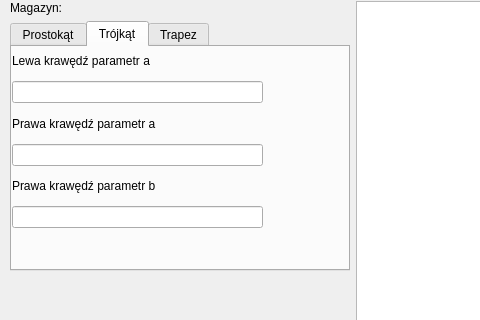
Above: mainwindow.ui from hfedor/ALHE before the change; both pictures show x 0 to 480 and y 0 to 320 of the 1276 by 695 pixel window. Below: the same form after it.
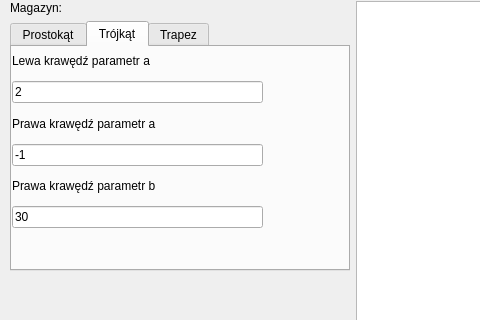
That is the form after the change. The open tabs and pages were chosen to show the change.

```diff
--- a/mainwindow.ui
+++ b/mainwindow.ui
@@ -147,7 +147,11 @@
              </widget>
             </item>
             <item>
-             <widget class="QLineEdit" name="triangleWarehouseLeftLegAForm"/>
+             <widget class="QLineEdit" name="triangleWarehouseLeftLegAForm">
+              <property name="text">
+               <string>2</string>
+              </property>
+             </widget>
             </item>
             <item>
              <widget class="QLabel" name="label_13">
@@ -157,7 +161,11 @@
              </widget>
             </item>
             <item>
-             <widget class="QLineEdit" name="triangleWarehouseRightLegAForm"/>
+             <widget class="QLineEdit" name="triangleWarehouseRightLegAForm">
+              <property name="text">
+               <string>-1</string>
+              </property>
+             </widget>
             </item>
             <item>
              <widget class="QLabel" name="label_9">
@@ -167,7 +175,11 @@
              </widget>
             </item>
             <item>
-             <widget class="QLineEdit" name="triangleWarehouseRightLegBForm"/>
+             <widget class="QLineEdit" name="triangleWarehouseRightLegBForm">
+              <property name="text">
+               <string>30</string>
+              </property>
+             </widget>
             </item>
            </layout>
           </widget>
```
Left out of the diff: 8 changed lines with no effect on the pictures.
